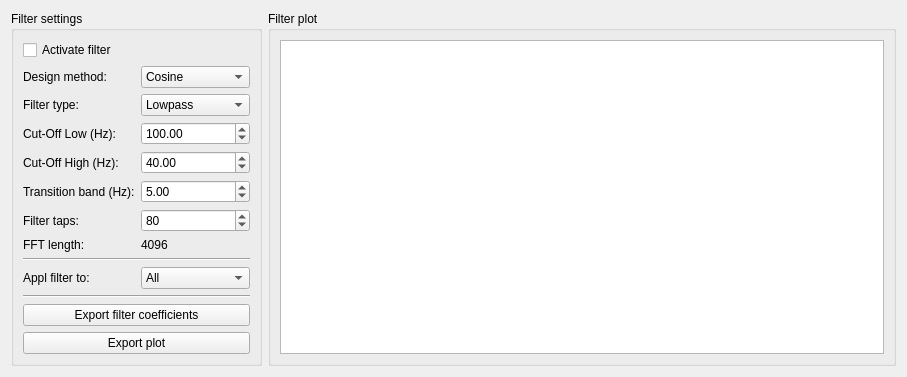
Above: MNE/disp/filterwindowwidget.ui from mne-tools/mne-cpp before the change. Below: the same form after it.
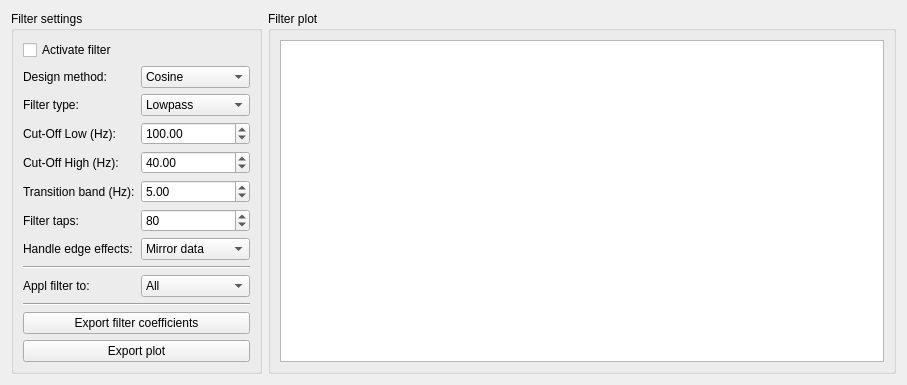
That is the form after the change.

Commit message: - add compensation for filtering edge effects

What changed in the file:
```diff
--- a/MNE/disp/filterwindowwidget.ui
+++ b/MNE/disp/filterwindowwidget.ui
@@ -10,7 +10,7 @@
     <x>0</x>
     <y>0</y>
     <width>907</width>
-    <height>355</height>
+    <height>362</height>
    </rect>
   </property>
   <property name="windowTitle">
@@ -189,14 +189,7 @@
           <item row="7" column="0">
            <widget class="QLabel" name="label_2">
             <property name="text">
-             <string>FFT length:</string>
-            </property>
-           </widget>
-          </item>
-          <item row="7" column="1">
-           <widget class="QLabel" name="m_label_fftLength">
-            <property name="text">
-             <string>4096</string>
+             <string>Handle edge effects:</string>
             </property>
            </widget>
           </item>
@@ -283,6 +276,20 @@
             </property>
            </widget>
           </item>
+          <item row="7" column="1">
+           <widget class="QComboBox" name="m_comboBox_compensateEdgeEffects">
+            <item>
+             <property name="text">
+              <string>Mirror data</string>
+             </property>
+            </item>
+            <item>
+             <property name="text">
+              <string>Zero Padding</string>
+             </property>
+            </item>
+           </widget>
+          </item>
          </layout>
         </item>
        </layout>
```
The commit also changes 9 other files.
